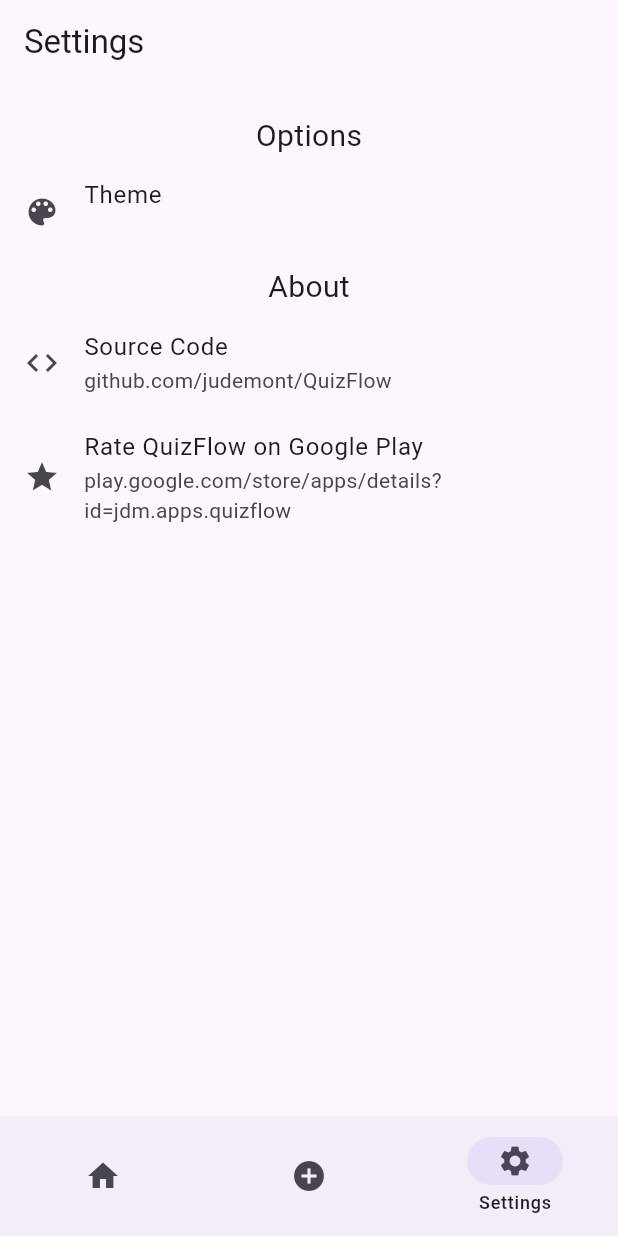
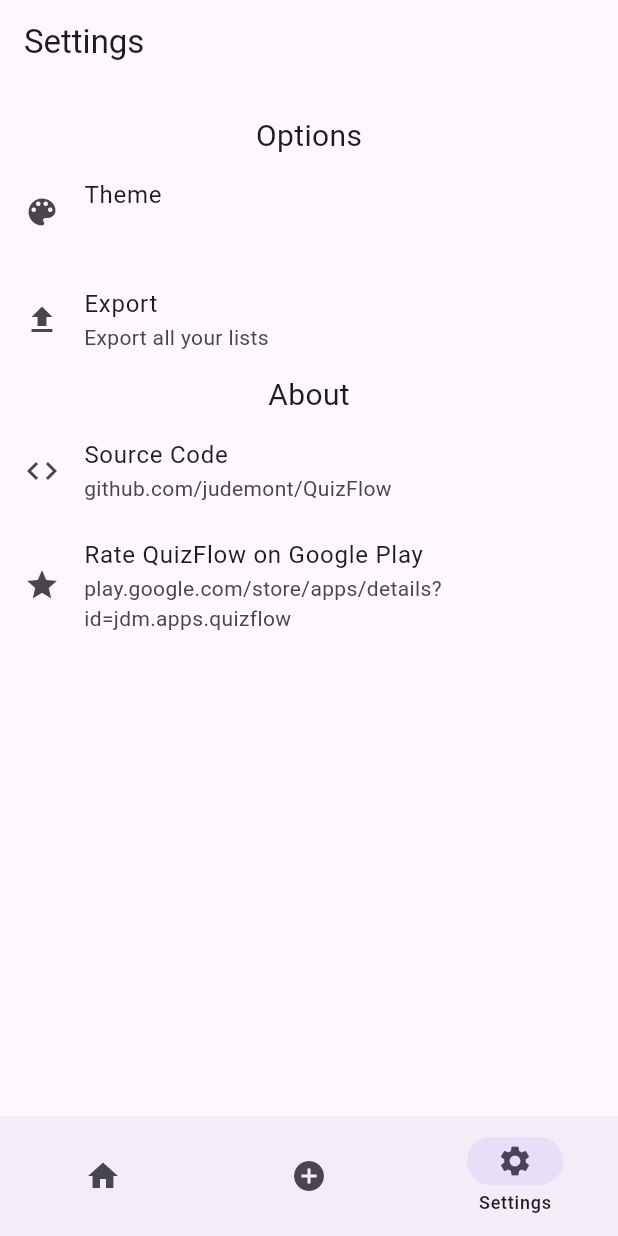
Before and after one commit to judemont/QuizFlow, a Flutter app: the screen it shows after launch, item 3 of the bottom bar chosen, on a phone screen of 412 x 824 dp. Run offline on Flutter 3.47's test engine with Material 3 defaults, Android fonts, the light colour scheme and no system bars; our stand-ins replace flip_card, share_plus, shared_preferences, sqflite, sqflite_common_ffi; missing offline and left inert: file_selector, flutter_archive; accounts and stored records are empty.

Commit message:
Update exportVoc function to use Flutter Archive for exporting and sharing voc lists

```diff
--- a/lib/widgets/settings_page.dart
+++ b/lib/widgets/settings_page.dart
@@ -1,7 +1,10 @@
 import 'package:flutter/material.dart';
 import 'package:quizflow/main.dart';
+import 'package:quizflow/utilities/database.dart';
+import 'package:quizflow/utilities/utils.dart';
 import 'package:shared_preferences/shared_preferences.dart';
 import 'package:url_launcher/url_launcher.dart';
+import 'package:flutter_archive/flutter_archive.dart';
 
 class SettingsPage extends StatefulWidget {
   const SettingsPage({super.key});
@@ -91,6 +94,14 @@
                   });
             },
           ),
+          ListTile(
+            title: const Text("Export"),
+            subtitle: const Text("Export all your lists"),
+            leading: const Icon(Icons.upload),
+            onTap: () {
+              Utils.userExportAll();
+            },
+          ),
           const SizedBox(),
           const Text(
             "About",
--- a/pubspec.yaml
+++ b/pubspec.yaml
@@ -20,6 +20,7 @@
   file_selector: ^1.0.3
   url_launcher: ^6.3.0
   shared_preferences: ^2.2.3
+  flutter_archive: ^6.0.3
 dev_dependencies:
   flutter_test:
     sdk: flutter
```
Also changed, not shown: lib/utilities/utils.dart (+35 -2 lines), pubspec.lock.
